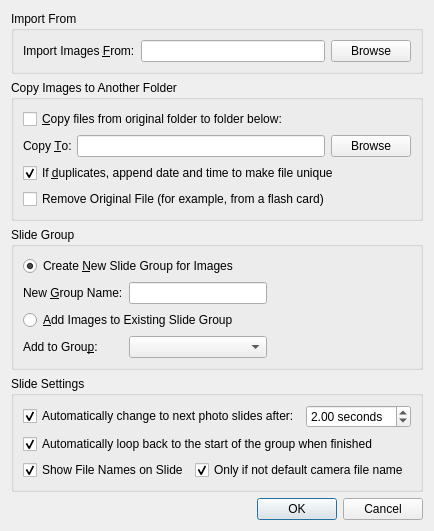
Above: src/ImageImportDialog.ui from google-code-export/dviz before the change. Below: the same form after it.
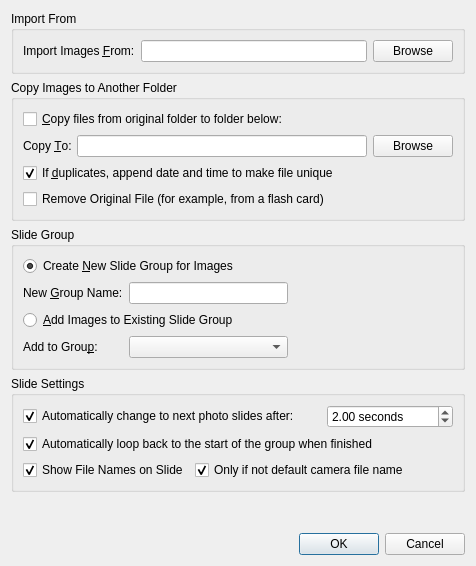
That is the form after the change.

```diff
--- a/src/ImageImportDialog.ui
+++ b/src/ImageImportDialog.ui
@@ -6,8 +6,8 @@
    <rect>
     <x>0</x>
     <y>0</y>
-    <width>395</width>
-    <height>511</height>
+    <width>476</width>
+    <height>566</height>
    </rect>
   </property>
   <property name="windowTitle">
```
Left out of the diff: 64 changed lines with no effect on the pictures.
